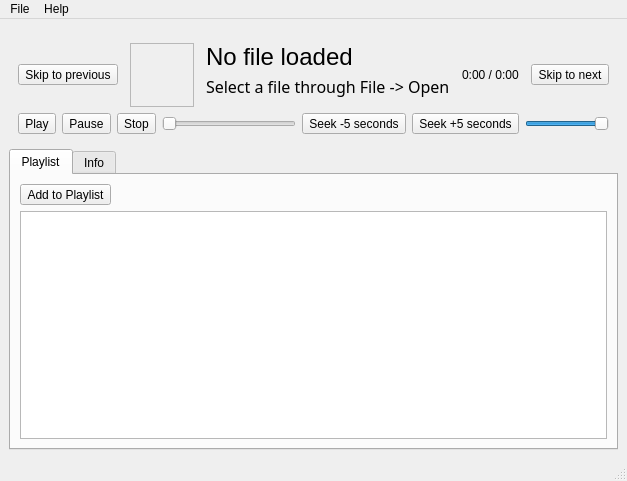
ZoomTen/playah, file gui/mainwindow.ui: the form before one commit.
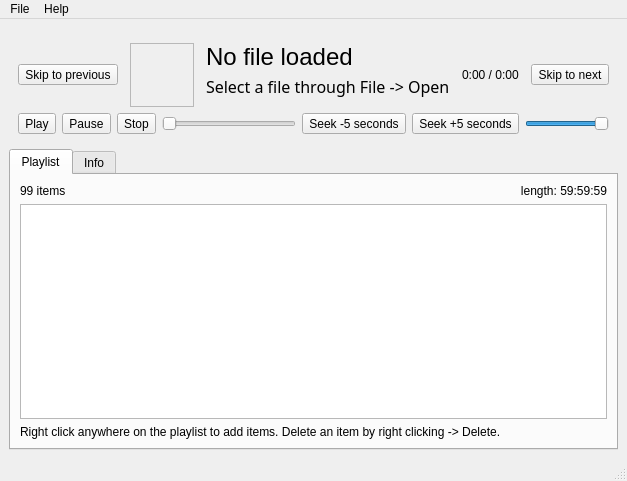
The form after the commit. Icons and pictures are not drawn. Custom widgets are drawn as their Qt base class.

What changed in the file:
```diff
--- a/gui/mainwindow.ui
+++ b/gui/mainwindow.ui
@@ -252,19 +252,39 @@
        </attribute>
        <layout class="QVBoxLayout" name="verticalLayout_3">
         <item>
-         <widget class="QToolButton" name="addToPlaylist">
+         <layout class="QHBoxLayout" name="horizontalLayout_2">
+          <item>
+           <widget class="QLabel" name="playlistItemCount">
+            <property name="text">
+             <string>99 items</string>
+            </property>
+           </widget>
+          </item>
+          <item>
+           <widget class="QLabel" name="playlistTotalLength">
+            <property name="text">
+             <string>length: 59:59:59</string>
+            </property>
+            <property name="alignment">
+             <set>Qt::AlignRight|Qt::AlignTrailing|Qt::AlignVCenter</set>
+            </property>
+           </widget>
+          </item>
+         </layout>
+        </item>
+        <item>
+         <widget class="PlaylistView" name="playlistView"/>
+        </item>
+        <item>
+         <widget class="QLabel" name="playlistHint">
           <property name="text">
-           <string>Add to Playlist</string>
+           <string>Right click anywhere on the playlist to add items. Delete an item by right clicking -&gt; Delete.</string>
           </property>
-          <property name="icon">
-           <iconset theme="list-add">
-            <normaloff>.</normaloff>.</iconset>
+          <property name="wordWrap">
+           <bool>true</bool>
           </property>
          </widget>
         </item>
-        <item>
-         <widget class="QTreeView" name="playlistView"/>
-        </item>
        </layout>
       </widget>
       <widget class="QWidget" name="tab_2">
@@ -324,6 +344,13 @@
    </property>
   </action>
  </widget>
+ <customwidgets>
+  <customwidget>
+   <class>PlaylistView</class>
+   <extends>QTreeView</extends>
+   <header>playlistview.h</header>
+  </customwidget>
+ </customwidgets>
  <resources/>
  <connections/>
 </ui>
```
Left out of the diff: 6 changed lines with no effect on the pictures.
